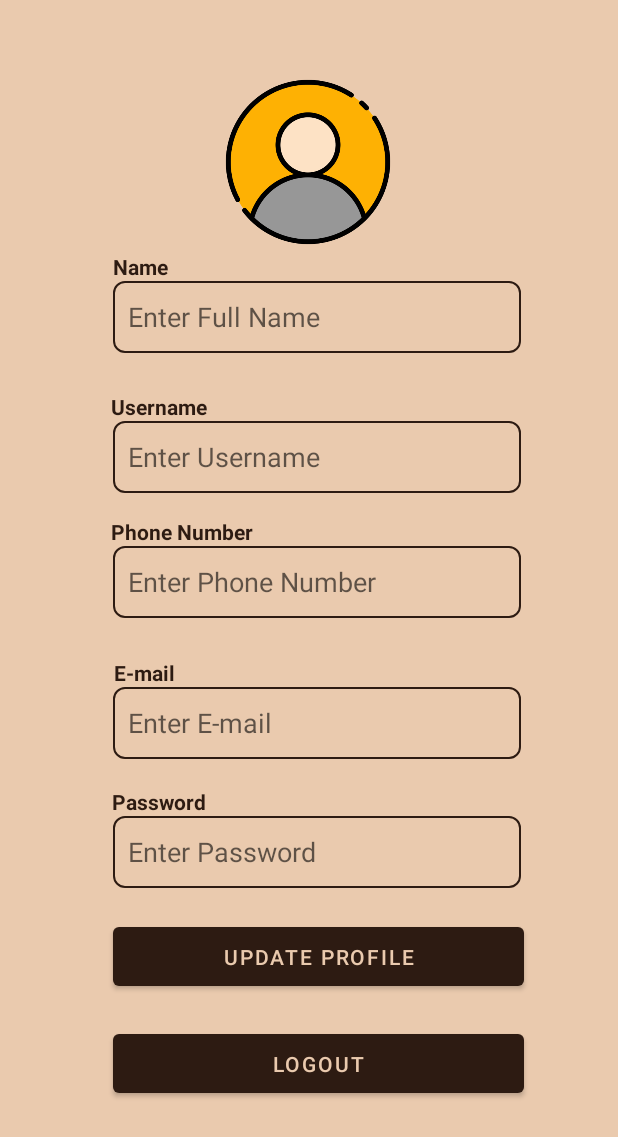
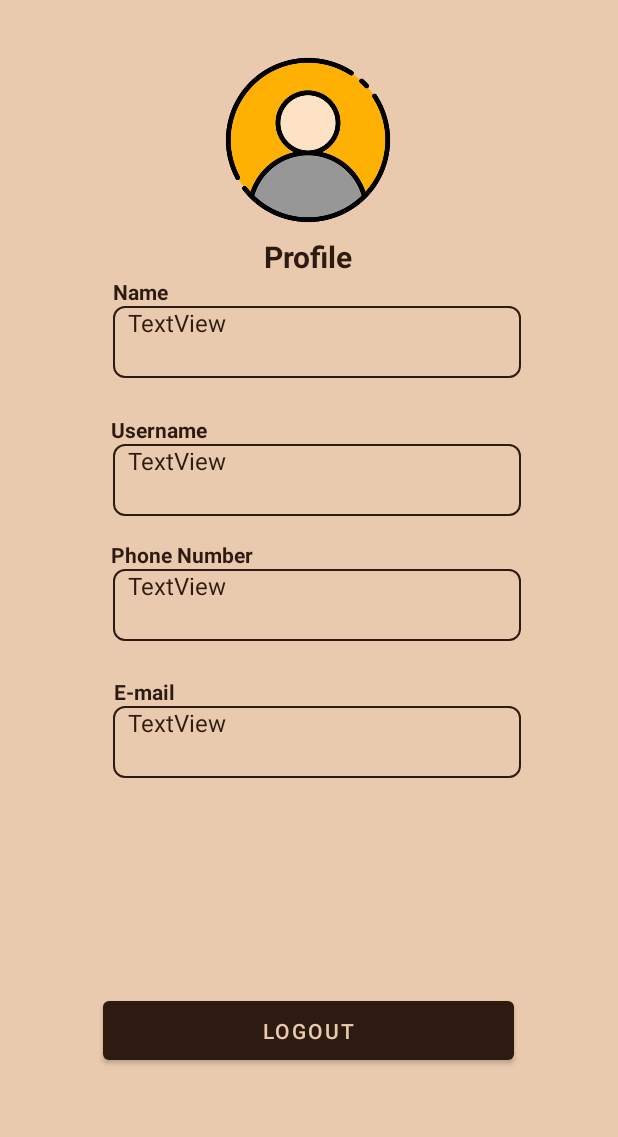
Before and after one commit to nursakinah24/EveryCoffee, an Android app: the layout activity_user_profile.xml on its own in the app's theme, with its tools: preview values and no code run, on a phone screen of 412 x 824 dp. Shown: the top 1137 px of the screen. Run offline under Robolectric (Android 15) with nearby library versions, the light colour scheme and no system bars.

Commit message:
update user profile layout

```diff
--- a/app/src/main/res/layout/activity_user_profile.xml
+++ b/app/src/main/res/layout/activity_user_profile.xml
@@ -7,88 +7,63 @@
     android:background="@color/background"
     tools:context=".UserProfile">
 
-    <ImageView
-        android:id="@+id/imageView8"
-        android:layout_width="120dp"
-        android:layout_height="120dp"
-        app:layout_constraintBottom_toBottomOf="parent"
-        app:layout_constraintEnd_toEndOf="parent"
-        app:layout_constraintHorizontal_bias="0.498"
-        app:layout_constraintStart_toStartOf="parent"
-        app:layout_constraintTop_toTopOf="parent"
-        app:layout_constraintVertical_bias="0.068"
-        app:srcCompat="@drawable/profile" />
 
-
-    <EditText
-        android:id="@+id/updatePassword"
+    <TextView
+        android:id="@+id/textView18"
         android:layout_width="272dp"
         android:layout_height="48dp"
         android:background="@drawable/box"
         android:ems="10"
-        android:hint="Enter Password"
-        android:inputType="textVisiblePassword|textPassword"
+        android:hint="Enter Phone Number"
+        android:inputType="phone"
         android:paddingLeft="10dp"
+        android:text="TextView"
         android:textColor="@color/chocolate"
+        android:textSize="16sp"
         app:layout_constraintBottom_toBottomOf="parent"
-        app:layout_constraintEnd_toEndOf="@+id/updateEmail"
+        app:layout_constraintEnd_toEndOf="@+id/textView10"
         app:layout_constraintHorizontal_bias="0.0"
-        app:layout_constraintStart_toStartOf="@+id/updateEmail"
-        app:layout_constraintTop_toBottomOf="@+id/textView9"
+        app:layout_constraintStart_toStartOf="@+id/textView10"
+        app:layout_constraintTop_toBottomOf="@+id/textView10"
         app:layout_constraintVertical_bias="0.0" />
 
     <TextView
-        android:id="@+id/textView9"
+        android:id="@+id/textView8"
         android:layout_width="wrap_content"
         android:layout_height="wrap_content"
-        android:layout_marginTop="48dp"
-        android:text="Password"
+        android:text="E-mail"
         android:textColor="@color/chocolate"
         android:textStyle="bold"
         app:layout_constraintBottom_toBottomOf="parent"
-        app:layout_constraintEnd_toEndOf="@+id/textView8"
-        app:layout_constraintHorizontal_bias="0.09"
-        app:layout_constraintStart_toStartOf="@+id/textView8"
-        app:layout_constraintTop_toBottomOf="@+id/textView8"
-        app:layout_constraintVertical_bias="0.062" />
+        app:layout_constraintEnd_toEndOf="@+id/textView7"
+        app:layout_constraintHorizontal_bias="0.037"
+        app:layout_constraintStart_toStartOf="@+id/textView7"
+        app:layout_constraintTop_toBottomOf="@+id/textView7"
+        app:layout_constraintVertical_bias="0.17" />
 
-    <EditText
-        android:id="@+id/updateEmail"
+    <TextView
+        android:id="@+id/textView19"
         android:layout_width="272dp"
         android:layout_height="48dp"
         android:background="@drawable/box"
         android:ems="10"
-        android:hint="Enter E-mail"
-        android:inputType="textWebEmailAddress|textEmailAddress"
+        android:hint="Enter Phone Number"
+        android:inputType="phone"
         android:paddingLeft="10dp"
+        android:text="TextView"
         android:textColor="@color/chocolate"
+        android:textSize="16sp"
         app:layout_constraintBottom_toBottomOf="parent"
-        app:layout_constraintEnd_toEndOf="@+id/updatePhone"
+        app:layout_constraintEnd_toEndOf="@+id/textView16"
         app:layout_constraintHorizontal_bias="0.0"
-        app:layout_constraintStart_toStartOf="@+id/updatePhone"
+        app:layout_constraintStart_toStartOf="@+id/textView16"
         app:layout_constraintTop_toBottomOf="@+id/textView8"
         app:layout_constraintVertical_bias="0.0" />
-
-    <EditText
-        android:id="@+id/updateName"
-        android:layout_width="272dp"
-        android:layout_height="48dp"
-        android:background="@drawable/box"
-        android:ems="10"
-        android:hint="Enter Full Name"
-        android:inputType="textPersonName"
-        android:paddingLeft="10dp"
-        android:textColor="@color/chocolate"
-        app:layout_constraintEnd_toEndOf="@+id/textView10"
-        app:layout_constraintHorizontal_bias="0.0"
-        app:layout_constraintStart_toStartOf="@+id/textView10"
-        app:layout_constraintTop_toBottomOf="@+id/textView10" />
 
     <TextView
         android:id="@+id/textView10"
         android:layout_width="wrap_content"
         android:layout_height="wrap_content"
-        android:layout_marginBottom="532dp"
         android:text="Name"
         android:textColor="@color/chocolate"
         android:textStyle="bold"
@@ -96,6 +71,73 @@
         app:layout_constraintEnd_toEndOf="parent"
         app:layout_constraintHorizontal_bias="0.2"
         app:layout_constraintStart_toStartOf="parent"
+        app:layout_constraintTop_toBottomOf="@+id/textView20"
+        app:layout_constraintVertical_bias="0.0" />
+
+    <TextView
+        android:id="@+id/textView16"
+        android:layout_width="272dp"
+        android:layout_height="48dp"
+        android:background="@drawable/box"
+        android:ems="10"
+        android:hint="Enter Phone Number"
+        android:inputType="phone"
+        android:paddingLeft="10dp"
+        android:text="TextView"
+        android:textColor="@color/chocolate"
+        android:textSize="16sp"
+        app:layout_constraintBottom_toBottomOf="parent"
+        app:layout_constraintEnd_toEndOf="@+id/textView17"
+        app:layout_constraintHorizontal_bias="0.0"
+        app:layout_constraintStart_toStartOf="@+id/textView17"
+        app:layout_constraintTop_toBottomOf="@+id/textView7"
+        app:layout_constraintVertical_bias="0.0" />
+
+    <TextView
+        android:id="@+id/textView6"
+        android:layout_width="wrap_content"
+        android:layout_height="wrap_content"
+        android:text="Username"
+        android:textColor="@color/chocolate"
+        android:textStyle="bold"
+        app:layout_constraintBottom_toBottomOf="parent"
+        app:layout_constraintEnd_toEndOf="@+id/textView10"
+        app:layout_constraintHorizontal_bias="0.071"
+        app:layout_constraintStart_toStartOf="@+id/textView10"
+        app:layout_constraintTop_toBottomOf="@+id/textView10"
+        app:layout_constraintVertical_bias="0.121" />
+
+    <TextView
+        android:id="@+id/textView17"
+        android:layout_width="272dp"
+        android:layout_height="48dp"
+        android:background="@drawable/box"
+        android:ems="10"
+        android:hint="Enter Phone Number"
+        android:inputType="phone"
+        android:paddingLeft="10dp"
+        android:text="TextView"
+        android:textColor="@color/chocolate"
+        android:textSize="16sp"
+        app:layout_constraintBottom_toBottomOf="parent"
+        app:layout_constraintEnd_toEndOf="@+id/textView18"
+        app:layout_constraintHorizontal_bias="0.0"
+        app:layout_constraintStart_toStartOf="@+id/textView18"
+        app:layout_constraintTop_toBottomOf="@+id/textView6"
+        app:layout_constraintVertical_bias="0.0" />
+
+    <TextView
+        android:id="@+id/textView20"
+        android:layout_width="wrap_content"
+        android:layout_height="wrap_content"
+        android:layout_marginTop="4dp"
+        android:text="Profile"
+        android:textColor="@color/chocolate"
+        android:textSize="20sp"
+        android:textStyle="bold"
+        app:layout_constraintBottom_toBottomOf="parent"
+        app:layout_constraintEnd_toEndOf="@+id/imageView8"
+        app:layout_constraintStart_toStartOf="@+id/imageView8"
         app:layout_constraintTop_toBottomOf="@+id/imageView8"
         app:layout_constraintVertical_bias="0.0" />
 
@@ -112,96 +154,31 @@
         app:layout_constraintStart_toStartOf="@+id/textView6"
         app:layout_constraintTop_toBottomOf="@+id/textView6" />
 
-    <TextView
-        android:id="@+id/textView6"
-        android:layout_width="wrap_content"
-        android:layout_height="wrap_content"
-        android:text="Username"
-        android:textColor="@color/chocolate"
-        android:textStyle="bold"
-        app:layout_constraintBottom_toBottomOf="parent"
-        app:layout_constraintEnd_toEndOf="@+id/textView10"
-        app:layout_constraintHorizontal_bias="0.071"
-        app:layout_constraintStart_toStartOf="@+id/textView10"
-        app:layout_constraintTop_toBottomOf="@+id/textView10"
-        app:layout_constraintVertical_bias="0.12" />
-
-    <EditText
-        android:id="@+id/updateUsername"
-        android:layout_width="272dp"
-        android:layout_height="48dp"
-        android:background="@drawable/box"
-        android:ems="10"
-        android:hint="Enter Username"
-        android:inputType="textPersonName"
-        android:paddingLeft="10dp"
-        android:textColor="@color/chocolate"
-        app:layout_constraintBottom_toBottomOf="parent"
-        app:layout_constraintEnd_toEndOf="@+id/updateName"
-        app:layout_constraintHorizontal_bias="0.0"
-        app:layout_constraintStart_toStartOf="@+id/updateName"
-        app:layout_constraintTop_toBottomOf="@+id/textView6"
-        app:layout_constraintVertical_bias="0.0" />
-
-    <EditText
-        android:id="@+id/updatePhone"
-        android:layout_width="272dp"
-        android:layout_height="48dp"
-        android:background="@drawable/box"
-        android:ems="10"
-        android:hint="Enter Phone Number"
-        android:inputType="phone"
-        android:paddingLeft="10dp"
-        android:textColor="@color/chocolate"
-        app:layout_constraintBottom_toBottomOf="parent"
-        app:layout_constraintEnd_toEndOf="@+id/updateUsername"
-        app:layout_constraintHorizontal_bias="0.0"
-        app:layout_constraintStart_toStartOf="@+id/updateUsername"
-        app:layout_constraintTop_toBottomOf="@+id/textView7"
-        app:layout_constraintVertical_bias="0.0" />
-
-    <TextView
-        android:id="@+id/textView8"
-        android:layout_width="wrap_content"
-        android:layout_height="wrap_content"
-        android:text="E-mail"
-        android:textColor="@color/chocolate"
-        android:textStyle="bold"
-        app:layout_constraintBottom_toBottomOf="parent"
-        app:layout_constraintEnd_toEndOf="@+id/textView7"
-        app:layout_constraintHorizontal_bias="0.037"
-        app:layout_constraintStart_toStartOf="@+id/textView7"
-        app:layout_constraintTop_toBottomOf="@+id/textView7"
-        app:layout_constraintVertical_bias="0.169" />
-
-    <Button
-        android:id="@+id/update_profile_button"
-        android:layout_width="274dp"
-        android:layout_height="51dp"
-        android:layout_marginTop="20dp"
-        android:text="UPDATE PROFILE"
-        android:textColor="@color/background"
-        app:backgroundTint="@color/chocolate"
+    <ImageView
+        android:id="@+id/imageView8"
+        android:layout_width="120dp"
+        android:layout_height="120dp"
         app:layout_constraintBottom_toBottomOf="parent"
         app:layout_constraintEnd_toEndOf="parent"
-        app:layout_constraintHorizontal_bias="0.547"
+        app:layout_constraintHorizontal_bias="0.498"
         app:layout_constraintStart_toStartOf="parent"
-        app:layout_constraintTop_toBottomOf="@+id/updatePassword"
-        app:layout_constraintVertical_bias="0.0" />
+        app:layout_constraintTop_toTopOf="parent"
+        app:layout_constraintVertical_bias="0.047"
+        app:srcCompat="@drawable/profile" />
 
     <Button
         android:id="@+id/user_logout_button"
         android:layout_width="274dp"
         android:layout_height="51dp"
-        android:layout_marginTop="20dp"
+        android:layout_marginBottom="104dp"
         android:text="LOGOUT"
         android:textColor="@color/background"
         app:backgroundTint="@color/chocolate"
         app:layout_constraintBottom_toBottomOf="parent"
         app:layout_constraintEnd_toEndOf="parent"
-        app:layout_constraintHorizontal_bias="0.547"
+        app:layout_constraintHorizontal_bias="0.496"
         app:layout_constraintStart_toStartOf="parent"
-        app:layout_constraintTop_toBottomOf="@+id/update_profile_button"
-        app:layout_constraintVertical_bias="0.0" />
+        app:layout_constraintTop_toBottomOf="@+id/textView19"
+        app:layout_constraintVertical_bias="0.951" />
 
 </androidx.constraintlayout.widget.ConstraintLayout>
```
